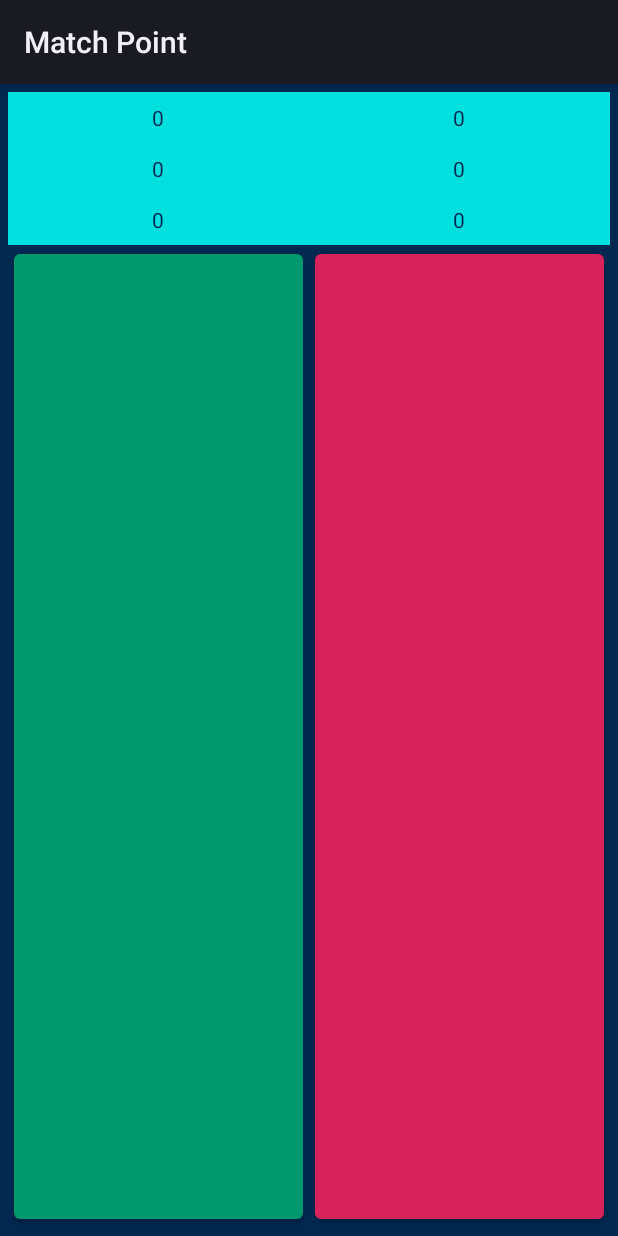
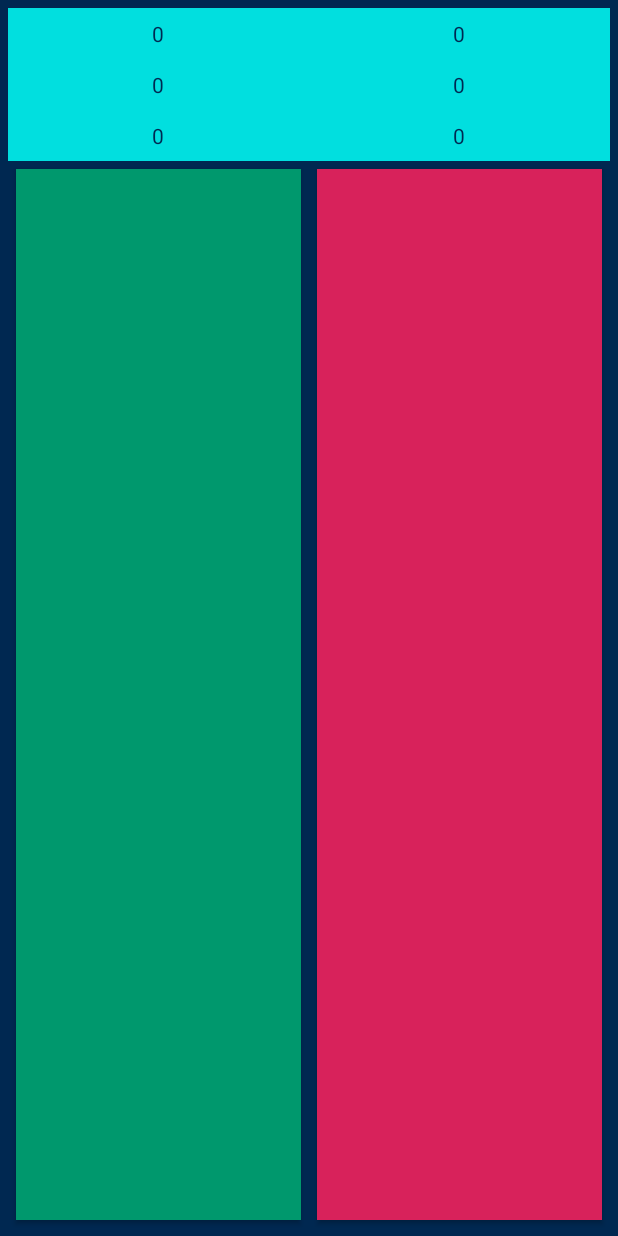
Before and after one commit to migueldemollet/Match-Point, an Android app: the screen it shows after launch (MainActivity), on a phone screen of 412 x 824 dp. Run offline under Robolectric (Android 15) with nearby library versions, the phone set to English and light mode, and no system bars.

Commit message:
Adding round compatibility to last layaouts created

```diff
--- a/app/src/main/java/com/example/match_point/MainActivity.kt
+++ b/app/src/main/java/com/example/match_point/MainActivity.kt
@@ -63,6 +63,7 @@
     private fun translateAndShow() {
         binding.mainLayout.isGone = false
         binding.tieBreakLayout.isGone = true
+        binding.settingButton!!.isGone = false
 
         when(player1.point) {
             0 -> binding.myPoint.text ="0"
@@ -88,6 +89,7 @@
     private fun showBreak() {
         binding.mainLayout.isGone = true
         binding.tieBreakLayout.isGone = false
+        binding.settingButton!!.isGone = true
 
         binding.meTieBreak.text = player1.point.toString()
         binding.rivalTieBreak.text = player2.point.toString()
--- a/app/src/main/res/drawable/custom_testview.xml
+++ /dev/null
@@ -1,15 +0,0 @@
-<shape xmlns:android="http://schemas.android.com/apk/res/android"
-    android:shape="rectangle">
-
-    <solid
-        android:color="#01DFDF" />
-
-    <corners
-        android:topRightRadius="0dp"
-        android:bottomRightRadius="0dp"
-        android:bottomLeftRadius="0dp" />
-    <padding
-        android:right="1dp"
-        />
-
-</shape>
--- a/app/src/main/res/layout-round/activity_main.xml
+++ b/app/src/main/res/layout-round/activity_main.xml
@@ -4,10 +4,23 @@
     xmlns:tools="http://schemas.android.com/tools"
     android:layout_width="match_parent"
     android:layout_height="match_parent"
-    android:background="#002851"
     android:padding="0dp"
     tools:context=".MainActivity"
     tools:deviceIds="wear">
+
+    <Button
+        android:id="@+id/settingButton"
+        android:layout_width="132dp"
+        android:layout_height="80dp"
+        android:layout_alignParentStart="true"
+        android:layout_alignParentTop="true"
+        android:layout_alignParentEnd="true"
+        android:layout_marginStart="35dp"
+        android:layout_marginTop="34dp"
+        android:layout_marginEnd="39dp"
+        android:background="#00ff"
+        android:onClick="settingClick"
+        tools:ignore="SpeakableTextPresentCheck" />
 
     <LinearLayout
         android:id="@+id/mainLayout"
@@ -43,8 +56,7 @@
                     android:layout_weight="1"
                     android:background="@drawable/custom_textview_round_left_up"
                     android:gravity="center"
-                    android:text="0"
-                    android:textColor="#002851" />
+                    android:text="0" />
 
                 <TextView
                     android:id="@+id/rivalGame"
@@ -67,20 +79,16 @@
                     android:layout_width="wrap_content"
                     android:layout_height="match_parent"
                     android:layout_weight="1"
-                    android:background="@drawable/custom_testview"
                     android:gravity="center"
-                    android:text="0"
-                    android:textColor="#002851" />
+                    android:text="0" />
 
                 <TextView
                     android:id="@+id/rivalSet"
                     android:layout_width="wrap_content"
                     android:layout_height="match_parent"
                     android:layout_weight="1"
-                    android:background="@drawable/custom_testview"
                     android:gravity="center"
-                    android:text="0"
-                    android:textColor="#002851" />
+                    android:text="0" />
             </LinearLayout>
 
             <LinearLayout
@@ -121,10 +129,10 @@
 
             <Button
                 android:id="@+id/me2"
+                style="@style/Widget.Padel_theme.button_me"
                 android:layout_width="wrap_content"
                 android:layout_height="match_parent"
                 android:layout_weight="1"
-                android:backgroundTint="#00986d"
                 android:gravity="center"
                 android:onClick="pointForMe"
                 android:rotation="360"
@@ -132,10 +140,10 @@
 
             <Button
                 android:id="@+id/rival2"
+                style="@style/Widget.Padel_theme.button_rival"
                 android:layout_width="wrap_content"
                 android:layout_height="match_parent"
                 android:layout_weight="1"
-                android:backgroundTint="#d8225b"
                 android:gravity="center"
                 android:onClick="pointForRival"
                 tools:ignore="SpeakableTextPresentCheck" />
@@ -151,24 +159,22 @@
 
         <Button
             android:id="@+id/meTieBreak"
+            style="@style/Widget.Padel_theme.button_tie_break"
             android:layout_width="wrap_content"
             android:layout_height="match_parent"
             android:layout_weight="1"
-            android:backgroundTint="#ffffff"
             android:onClick="pointForMe"
             android:text="0"
-            android:textColor="#002851"
             android:textSize="48sp" />
 
         <Button
             android:id="@+id/rivalTieBreak"
+            style="@style/Widget.Padel_theme.button_tie_break"
             android:layout_width="wrap_content"
             android:layout_height="match_parent"
             android:layout_weight="1"
-            android:backgroundTint="#ffffff"
             android:onClick="pointForRival"
             android:text="0"
-            android:textColor="#002851"
             android:textSize="48sp" />
     </LinearLayout>
 
--- a/app/src/main/res/layout/activity_main.xml
+++ b/app/src/main/res/layout/activity_main.xml
@@ -3,8 +3,7 @@
     xmlns:tools="http://schemas.android.com/tools"
     android:layout_width="match_parent"
     android:layout_height="match_parent"
-    android:background="#002851"
-    android:padding="0dp"
+    android:theme="@style/Padel_theme"
     tools:context=".MainActivity"
     tools:deviceIds="wear">
 
@@ -19,7 +18,8 @@
         android:layout_marginTop="5dp"
         android:layout_marginEnd="5dp"
         android:background="#00ff"
-        android:onClick="settingClick" />
+        android:onClick="settingClick"
+        tools:ignore="SpeakableTextPresentCheck" />
 
     <LinearLayout
         android:id="@+id/mainLayout"
@@ -45,20 +45,14 @@
                 android:layout_width="wrap_content"
                 android:layout_height="match_parent"
                 android:layout_weight="1"
-                android:background="@drawable/custom_testview"
-                android:gravity="center"
-                android:text="0"
-                android:textColor="#002851" />
+                android:text="0" />
 
             <TextView
                 android:id="@+id/rivalGame"
                 android:layout_width="wrap_content"
                 android:layout_height="match_parent"
                 android:layout_weight="1"
-                android:background="@drawable/custom_testview"
-                android:gravity="center"
-                android:text="0"
-                android:textColor="#002851" />
+                android:text="0" />
         </LinearLayout>
 
         <LinearLayout
@@ -71,20 +65,15 @@
                 android:layout_width="wrap_content"
                 android:layout_height="match_parent"
                 android:layout_weight="1"
-                android:background="@drawable/custom_testview"
-                android:gravity="center"
-                android:text="0"
-                android:textColor="#002851" />
+                android:text="0" />
 
             <TextView
                 android:id="@+id/rivalSet"
                 android:layout_width="wrap_content"
                 android:layout_height="match_parent"
                 android:layout_weight="1"
-                android:background="@drawable/custom_testview"
-                android:gravity="center"
-                android:text="0"
-                android:textColor="#002851" />
+                android:text="0" />
+
         </LinearLayout>
 
         <LinearLayout
@@ -97,45 +86,36 @@
                 android:layout_width="wrap_content"
                 android:layout_height="match_parent"
                 android:layout_weight="1"
-                android:background="@drawable/custom_testview"
-                android:gravity="center"
-                android:text="0"
-                android:textColor="#002851" />
+                android:text="0" />
 
             <TextView
                 android:id="@+id/rivalPoint"
                 android:layout_width="wrap_content"
                 android:layout_height="match_parent"
                 android:layout_weight="1"
-                android:background="@drawable/custom_testview"
-                android:gravity="center"
-                android:text="0"
-                android:textColor="#002851" />
+                android:text="0" />
         </LinearLayout>
 
         <LinearLayout
             android:layout_width="match_parent"
             android:layout_height="match_parent"
-            android:background="#002851"
             android:orientation="horizontal">
 
             <Button
                 android:id="@+id/me2"
+                style="@style/Widget.Padel_theme.button_me"
                 android:layout_width="wrap_content"
                 android:layout_height="match_parent"
                 android:layout_weight="1"
-                android:backgroundTint="#00986d"
-                android:gravity="center"
                 android:onClick="pointForMe"
                 tools:ignore="SpeakableTextPresentCheck" />
 
             <Button
                 android:id="@+id/rival2"
+                style="@style/Widget.Padel_theme.button_rival"
                 android:layout_width="wrap_content"
                 android:layout_height="match_parent"
                 android:layout_weight="1"
-                android:backgroundTint="#d8225b"
-                android:gravity="center"
                 android:onClick="pointForRival"
                 tools:ignore="SpeakableTextPresentCheck" />
         </LinearLayout>
@@ -150,25 +130,21 @@
 
         <Button
             android:id="@+id/meTieBreak"
+            style="@style/Widget.Padel_theme.button_tie_break"
             android:layout_width="wrap_content"
             android:layout_height="match_parent"
             android:layout_weight="1"
-            android:backgroundTint="#ffffff"
             android:onClick="pointForMe"
-            android:text="0"
-            android:textColor="#002851"
-            android:textSize="48sp" />
+            android:text="0" />
 
         <Button
             android:id="@+id/rivalTieBreak"
+            style="@style/Widget.Padel_theme.button_tie_break"
             android:layout_width="wrap_content"
             android:layout_height="match_parent"
             android:layout_weight="1"
-            android:backgroundTint="#ffffff"
             android:onClick="pointForRival"
-            android:text="0"
-            android:textColor="#002851"
-            android:textSize="48sp" />
+            android:text="0" />
     </LinearLayout>
 
 </RelativeLayout>
--- /dev/null
+++ b/app/src/main/res/values/color.xml
@@ -0,0 +1,10 @@
+<?xml version="1.0" encoding="utf-8"?>
+<resources>
+    <color name="ColorBackgraundPadel">#002851</color>
+    <color name="ColorBackgraundMarkerPadel">#01DFDF</color>
+    <color name="ColorButtonMePadel">#00986d</color>
+    <color name="ColorButton_RivalPdel">#d8225b</color>
+    <color name="ColorDark">#303030</color>
+    <color name="ColorBackgroundLightButton">#D9D9D9</color>
+    <color name="ColorButtonDark">#5a595b</color>
+</resources>
--- /dev/null
+++ b/app/src/main/res/values/style.xml
@@ -0,0 +1,52 @@
+<?xml version="1.0" encoding="utf-8"?>
+<resources>
+    <style name="Padel_theme" parent="Theme.AppCompat">
+        <item name="android:background">@color/ColorBackgraundPadel</item>
+        <item name="android:textViewStyle">@style/Widget.Padel_theme.TextView</item>
+    </style>
+
+    <style name="Widget.Padel_theme.TextView" parent="Widget.AppCompat.TextView">
+        <item name="android:background">@color/ColorBackgraundMarkerPadel</item>
+        <item name="android:gravity">center</item>
+        <item name="android:textColor">@color/ColorBackgraundPadel</item>
+    </style>
+
+    <style name="Widget.Padel_theme.button_me" parent="Widget.AppCompat.Button">
+        <item name="android:background">@color/ColorButtonMePadel</item>
+        <item name="android:layout_margin">5dp</item>
+    </style>
+
+    <style name="Widget.Padel_theme.button_rival" parent="Widget.AppCompat.Button">
+        <item name="android:background">@color/ColorButton_RivalPdel</item>
+        <item name="android:layout_margin">5dp</item>
+    </style>
+
+    <style name="Widget.Padel_theme.button_tie_break" parent="Widget.AppCompat.Button">
+        <item name="android:textColor">@color/ColorBackgraundPadel</item>
+        <item name="android:background">@color/white</item>
+        <item name="android:textSize">48sp</item>
+        <item name="android:layout_margin">5dp</item>
+    </style>
+
+    <style name="dark" parent="Theme.AppCompat">
+        <item name="android:background">@color/ColorDark</item>
+    </style>
+
+    <style name="light" parent="Theme.AppCompat">
+        <item name="android:background">@color/white</item>
+        <item name="android:textViewStyle">@style/Widget.light.TextView</item>
+    </style>
+
+    <style name="Widget.light.Button" parent="Widget.AppCompat.Button">
+        <item name="android:textColor">@color/ColorDark</item>
+        <item name="android:background">@color/ColorBackgroundLightButton</item>
+        <item name="android:padding">5dp</item>
+
+    </style>
+
+    <style name="Widget.light.TextView" parent="Widget.AppCompat.TextView">
+        <item name="android:textColor">@color/ColorDark</item>
+    </style>
+
+
+</resources>
```
Also changed, not shown: app/src/main/AndroidManifest.xml (+6 -1 lines), app/src/main/res/drawable/custom_button_round_player1.xml (deleted, +0 -10 lines), app/src/main/res/layout-round/activity_help.xml (added, +19 -0 lines), app/src/main/res/layout-round/activity_info.xml (added, +209 -0 lines), app/src/main/res/layout-round/activity_setting.xml (renamed from app/src/main/res/layout/activity_setting.xml, +13 -11 lines), app/src/main/res/layout-round/activity_theme.xml (added, +18 -0 lines), app/src/main/res/layout/activity_about.xml (+14 -4 lines).
